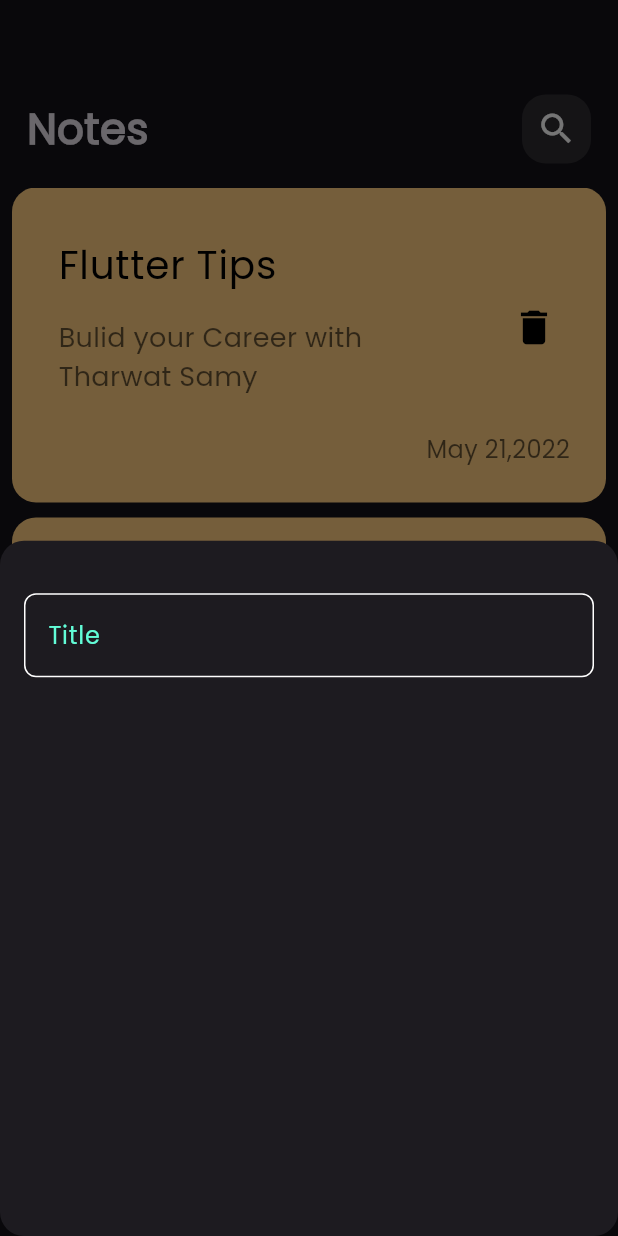
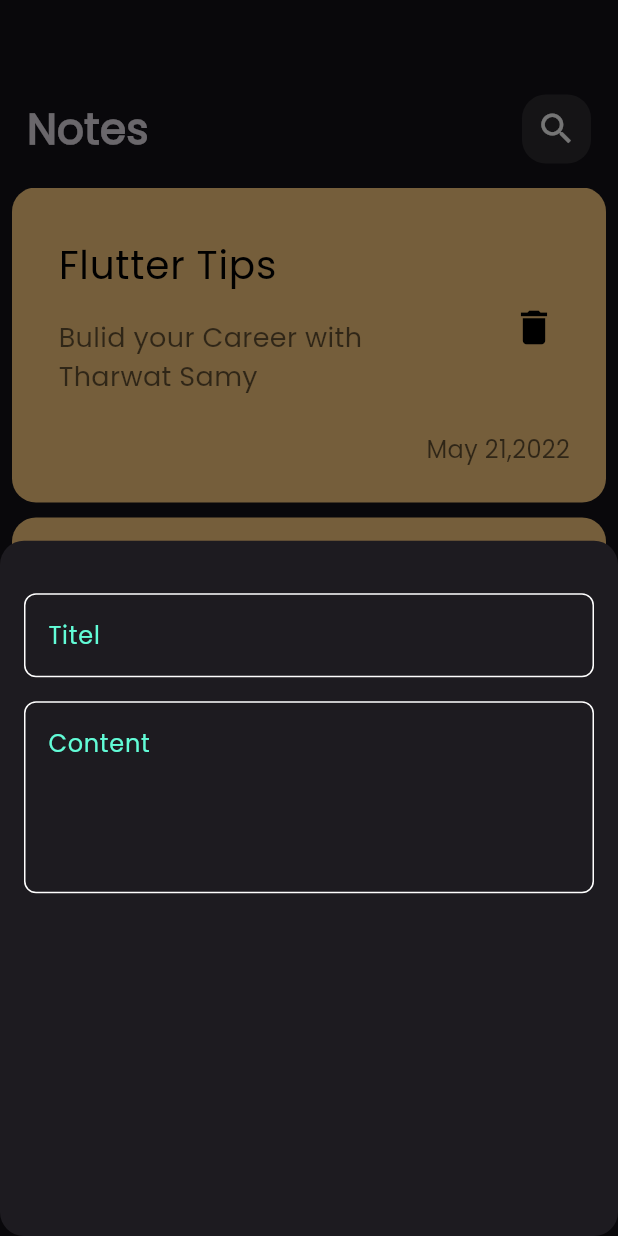
Before and after one commit to youssefemadeldn/notes_app, a Flutter app: the screen it shows after launch, after a tap on the "add" icon, on a phone screen of 412 x 824 dp. Run offline on Flutter 3.47's test engine with Material 3 defaults, Android fonts, the phone set to English and light mode, and no system bars.

Commit message:
add field to buttom sheet

```diff
--- a/lib/widgets/add_note_bottom_sheet.dart
+++ b/lib/widgets/add_note_bottom_sheet.dart
@@ -13,7 +13,16 @@ class AddNoteBottumSheet extends StatelessWidget {
           SizedBox(
             height: 35,
           ),
-          CustomeTextField(),
+          CustomeTextField(
+            hintText: 'Titel',
+          ),
+          SizedBox(
+            height: 16,
+          ),
+          CustomeTextField(
+            hintText: 'Content',
+            maxLines: 4,
+          ),
         ],
       ),
     );
--- a/lib/widgets/custom_text_field.dart
+++ b/lib/widgets/custom_text_field.dart
@@ -2,14 +2,21 @@ import 'package:flutter/material.dart';
 import 'package:noteapp/constant.dart';
 
 class CustomeTextField extends StatelessWidget {
-  const CustomeTextField({super.key});
+  const CustomeTextField({
+    super.key,
+    required this.hintText,
+    this.maxLines = 1,
+  });
+  final String hintText;
+  final int maxLines;
 
   @override
   Widget build(BuildContext context) {
     return TextField(
       cursorColor: kPrimaryColor,
+      maxLines: maxLines,
       decoration: InputDecoration(
-        hintText: 'Title',
+        hintText: hintText,
         hintStyle: const TextStyle(
           color: kPrimaryColor,
         ),
```
